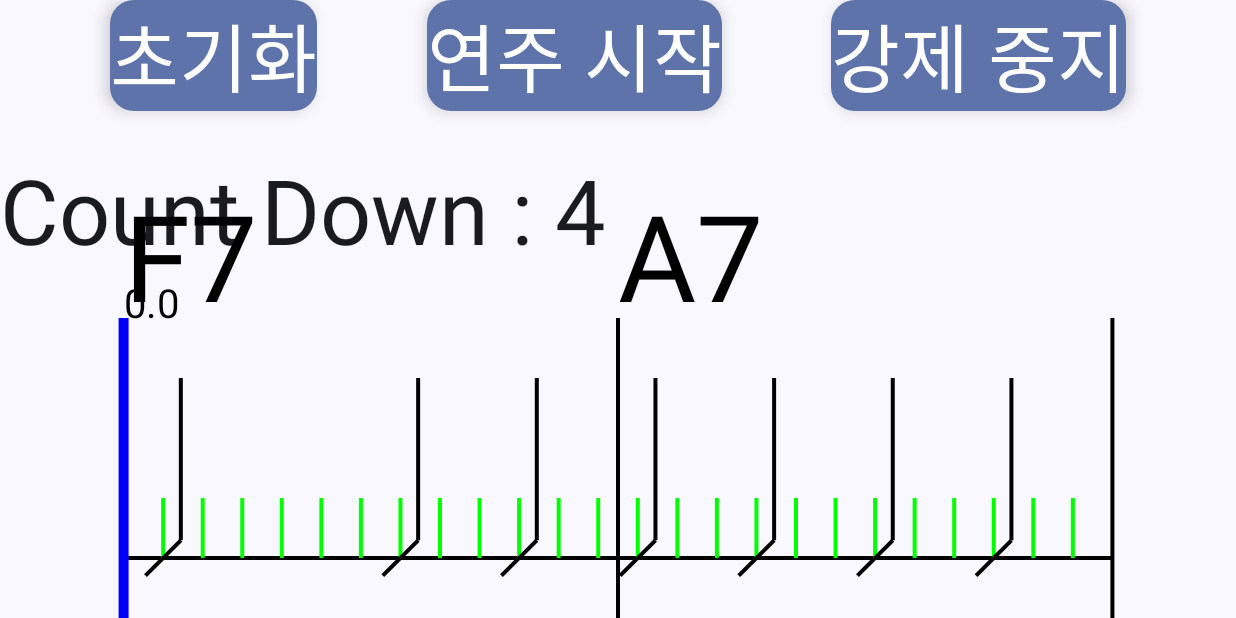
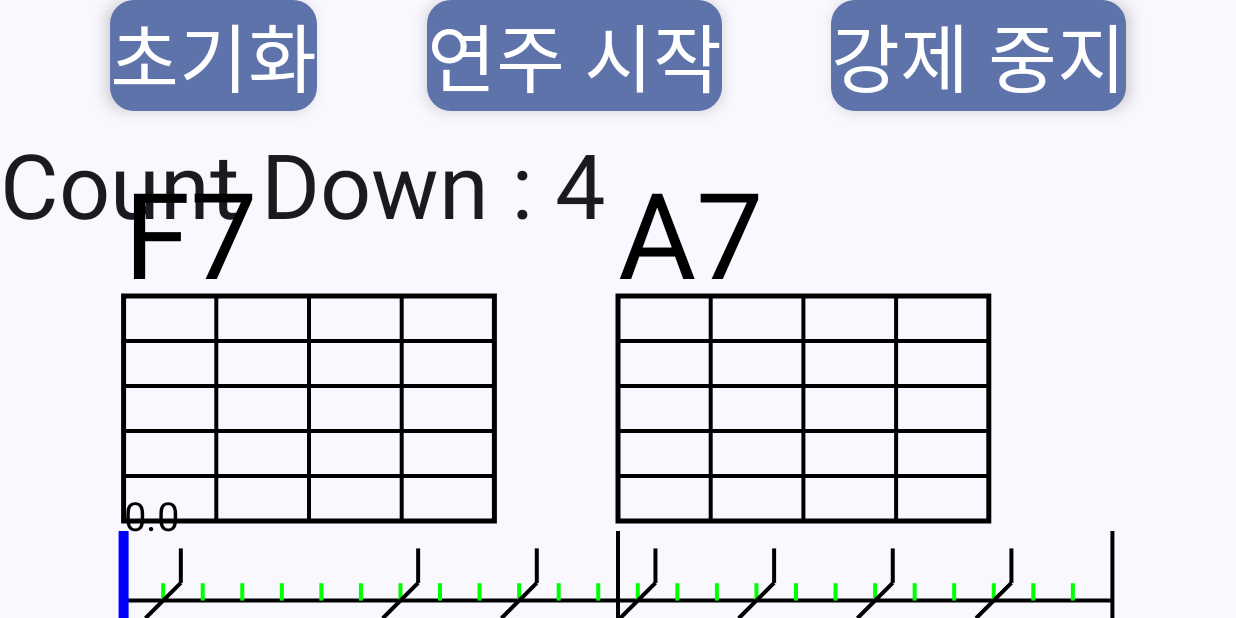
Before and after one commit to sorongosdev/GuitarApp, an Android app built with Jetpack Compose: the screen it shows after launch (MainActivity), on a phone screen of 824 x 412 dp (held sideways). Run offline under Robolectric (Android 15) with nearby library versions, the phone set to English and light mode, and no system bars; libraries missing offline, so code that uses them is left out: com.chaquo.python; 1 statement that could not run was skipped.

Commit message:
타브 악보 배경 그리기

```diff
--- a/app/src/main/java/com/example/tarsos_example/CanvasDraw.kt
+++ b/app/src/main/java/com/example/tarsos_example/CanvasDraw.kt
@@ -9,7 +9,10 @@ import androidx.compose.runtime.Composable
 import androidx.compose.runtime.collectAsState
 import androidx.compose.ui.Modifier
 import androidx.compose.ui.geometry.Offset
+import androidx.compose.ui.geometry.Size
 import androidx.compose.ui.graphics.Color
+import androidx.compose.ui.graphics.Paint
+import androidx.compose.ui.graphics.PaintingStyle
 import androidx.compose.ui.graphics.drawscope.Stroke
 import androidx.compose.ui.graphics.drawscope.drawIntoCanvas
 import androidx.compose.ui.graphics.nativeCanvas
@@ -77,6 +80,7 @@ fun DrawDiv(modifier: Modifier = Modifier) {
     }
 }
 
+/**악보를 그려주는 함수*/
 @Composable
 fun NewDrawNotes(viewModel: MyViewModel, modifier: Modifier = Modifier) {
     val countDownSecondState = viewModel.countDownSecond.collectAsState() // 초
@@ -151,7 +155,7 @@ fun NewDrawNotes(viewModel: MyViewModel, modifier: Modifier = Modifier) {
     }
 }
 
-/**사용자에게 코드를 보여주는 함수*/
+/**코드 텍스트를 보여주는 함수*/
 @Composable
 fun ShowChords(viewModel: MyViewModel, modifier: Modifier) {
     val countDownSecondState = viewModel.countDownSecond.collectAsState() // 초
@@ -193,60 +197,136 @@ fun ShowChords(viewModel: MyViewModel, modifier: Modifier) {
     }
 }
 
-/**피드백 노트를 받아와 화면에 빨간색으로 보여주는 함수*/
+/**타브 악보 그리는 함수*/
 @Composable
-fun DrawFeedBackNotes(feedbackNoteList: List<Int>?, modifier: Modifier) {
-    val feedbackChunkCnt = WavConsts.FEEDBACK_CHUNK_CNT
-    val halfFeedbackChunkCnt = feedbackChunkCnt / 2
-    if (!feedbackNoteList.isNullOrEmpty()) {
+fun ShowTabNote(viewModel: MyViewModel, modifier: Modifier) {
+    val shownChordState1 = viewModel.shownChord1.collectAsState() // 마디1에 보여주는 코드
+    val shownChordState2 = viewModel.shownChord2.collectAsState() // 마디2에 보여주는 코드
+
     Canvas(modifier = modifier) {
         val startX_measure1 = 1 * (size.width / 10) // 첫번째 마디 시작점
         val startX_measure2 = 5 * (size.width / 10) // 두번째 마디 시작점
-            val measure_width = 4 * (size.width / 10) // 한 마디 넓이
-            val startY_tail = size.height * 1 / 5 // 꼬리가 시작되는 Y지점
-            val endY_tail = size.height * 4 / 5 // 꼬리가 끝나는 Y지점
-            val centerY = size.height * 4 / 5 // 선의 중심점
-            val lineLength = sqrt(2f) * 25f // 45도 각도에서의 선 길이, 대각선 길이 계산
+        val tab_width = 3 * (size.width / 10) // 타브 악보 넓이
+        val tab_height = size.height // 타브 악보 높이
 
-            var startX = startX_measure1
-            var xOffset = startX + (halfFeedbackChunkCnt + 1)
+        val startY = 0f // 시작되는 Y지점
+        val endY = size.height // 끝나는 Y지점
 
-            for (i in 1..feedbackChunkCnt) {
-                if (i <= (halfFeedbackChunkCnt)) { // 마디1 인덱스 설정
-                    startX = startX_measure1
-                    xOffset = startX + i * (measure_width / (halfFeedbackChunkCnt + 1))
+        // 첫 번째 마디에 대한 사각형 그리기
+        drawRect(
+            color = Color.Black,
+            topLeft = Offset(startX_measure1, startY),
+            size = Size(tab_width, endY),
+            style = Stroke(width = 5f)
+        )
+        /**================================================================================마디1 세로줄*/
+        // 마디1 라인1
+        drawLine(
+            color = Color.Black,
+            start = Offset(x = (startX_measure1 + 0.25 * tab_width).toFloat(), y = startY),
+            end = Offset(x = (startX_measure1 + 0.25 * tab_width).toFloat(), y = endY),
+            strokeWidth = Stroke.DefaultMiter
+        )
+        // 마디1 라인2
+        drawLine(
+            color = Color.Black,
+            start = Offset(x = (startX_measure1 + 0.5 * tab_width).toFloat(), y = startY),
+            end = Offset(x = (startX_measure1 + 0.5 * tab_width).toFloat(), y = endY),
+            strokeWidth = Stroke.DefaultMiter
+        )
+        // 마디1 라인3
+        drawLine(
+            color = Color.Black,
+            start = Offset(x = (startX_measure1 + 0.75 * tab_width).toFloat(), y = startY),
+            end = Offset(x = (startX_measure1 + 0.75 * tab_width).toFloat(), y = endY),
+            strokeWidth = Stroke.DefaultMiter
+        )
+        /**====================================================================================*/
+        /**================================================================================마디1 가로줄*/
+        drawLine(
+            color = Color.Black,
+            start = Offset(x = startX_measure1, y = (startY + (1.0/5.0) * tab_height).toFloat()),
+            end = Offset(x = startX_measure1 + tab_width, y = (startY + (1.0/5.0) * tab_height).toFloat()),
+            strokeWidth = Stroke.DefaultMiter
+        )
+        drawLine(
+            color = Color.Black,
+            start = Offset(x = startX_measure1, y = (startY + (2.0/5.0) * tab_height).toFloat()),
+            end = Offset(x = startX_measure1 + tab_width, y = (startY + (2.0/5.0) * tab_height).toFloat()),
+            strokeWidth = Stroke.DefaultMiter
+        )
+        drawLine(
+            color = Color.Black,
+            start = Offset(x = startX_measure1, y = (startY + (3.0/5.0) * tab_height).toFloat()),
+            end = Offset(x = startX_measure1 + tab_width, y = (startY + (3.0/5.0) * tab_height).toFloat()),
+            strokeWidth = Stroke.DefaultMiter
+        )
+        drawLine(
+            color = Color.Black,
+            start = Offset(x = startX_measure1, y = (startY + (4.0/5.0) * tab_height).toFloat()),
+            end = Offset(x = startX_measure1 + tab_width, y = (startY + (4.0/5.0) * tab_height).toFloat()),
+            strokeWidth = Stroke.DefaultMiter
+        )
+        /**====================================================================================*/
 
-                } else { // 마디2 X인덱스 설정
-                    startX = startX_measure2
-                    xOffset = startX + (i - halfFeedbackChunkCnt) * (measure_width / (halfFeedbackChunkCnt + 1))
-                }
-
-                if (feedbackNoteList[i] != 0) { // 첫번째 마디 그리기
+        /**============================================================ 두 번째 마디에 대한 사각형 그리기*/
+        drawRect(
+            color = Color.Black,
+            topLeft = Offset(startX_measure2, startY),
+            size = Size(tab_width, endY),
+            style = Stroke(width = 5f)
+        )
+        /**=======================================================================마디2 세로줄*/
+        // 마디2 라인1
         drawLine(
-                        color = Color.Red,
-                        start = Offset(x = xOffset + lineLength / 2, y = startY_tail),
-                        end = Offset(x = xOffset + lineLength / 2, y = endY_tail - lineLength / 2),
-                        strokeWidth = 10f
+            color = Color.Black,
+            start = Offset(x = (startX_measure2 + 0.25 * tab_width).toFloat(), y = startY),
+            end = Offset(x = (startX_measure2 + 0.25 * tab_width).toFloat(), y = endY),
+            strokeWidth = Stroke.DefaultMiter
         )
-
-                    // 45도 기울인 선을 그리기 위한 시작점과 끝점 계산
-                    val start = Offset(x = xOffset - lineLength / 2, y = centerY + lineLength / 2)
-                    val end = Offset(x = xOffset + lineLength / 2, y = centerY - lineLength / 2)
+        // 마디1 라인2
         drawLine(
-                        color = Color.Red,
-                        start = start,
-                        end = end,
-                        strokeWidth = 10f
+            color = Color.Black,
+            start = Offset(x = (startX_measure2 + 0.5 * tab_width).toFloat(), y = startY),
+            end = Offset(x = (startX_measure2 + 0.5 * tab_width).toFloat(), y = endY),
+            strokeWidth = Stroke.DefaultMiter
+        )
+        // 마디1 라인3
+        drawLine(
+            color = Color.Black,
+            start = Offset(x = (startX_measure2 + 0.75 * tab_width).toFloat(), y = startY),
+            end = Offset(x = (startX_measure2 + 0.75 * tab_width).toFloat(), y = endY),
+            strokeWidth = Stroke.DefaultMiter
+        )
+        /**============================================================================마디2 가로줄*/
+        drawLine(
+            color = Color.Black,
+            start = Offset(x = startX_measure2, y = (startY + (1.0/5.0) * tab_height).toFloat()),
+            end = Offset(x = startX_measure2 + tab_width, y = (startY + (1.0/5.0) * tab_height).toFloat()),
+            strokeWidth = Stroke.DefaultMiter
+        )
+        drawLine(
+            color = Color.Black,
+            start = Offset(x = startX_measure2, y = (startY + (2.0/5.0) * tab_height).toFloat()),
+            end = Offset(x = startX_measure2 + tab_width, y = (startY + (2.0/5.0) * tab_height).toFloat()),
+            strokeWidth = Stroke.DefaultMiter
+        )
+        drawLine(
+            color = Color.Black,
+            start = Offset(x = startX_measure2, y = (startY + (3.0/5.0) * tab_height).toFloat()),
+            end = Offset(x = startX_measure2 + tab_width, y = (startY + (3.0/5.0) * tab_height).toFloat()),
+            strokeWidth = Stroke.DefaultMiter
+        )
+        drawLine(
+            color = Color.Black,
+            start = Offset(x = startX_measure2, y = (startY + (4.0/5.0) * tab_height).toFloat()),
+            end = Offset(x = startX_measure2 + tab_width, y = (startY + (4.0/5.0) * tab_height).toFloat()),
+            strokeWidth = Stroke.DefaultMiter
         )
     }
 }
 
-
-        }
-    }
-}
 /**피드백리스트와 정답리스트를 기반으로 다시 노트를 그림*/
-
 @Composable
 fun DrawPaintNotes(paintNoteList: List<Int>?, modifier: Modifier) {
     val feedbackChunkCnt = WavConsts.FEEDBACK_CHUNK_CNT
@@ -267,11 +347,12 @@ fun DrawPaintNotes(paintNoteList: List<Int>?, modifier: Modifier) {
             for (i in 0..feedbackChunkCnt) { // 0~72
                 if (i <= (halfFeedbackChunkCnt)) { // 마디1 인덱스 설정
                     startX = startX_measure1
-                    xOffset = startX + (i+3) * (measure_width / (halfFeedbackChunkCnt + 1))
+                    xOffset = startX + (i + 3) * (measure_width / (halfFeedbackChunkCnt + 1))
 
                 } else { // 마디2 X인덱스 설정
                     startX = startX_measure2
-                    xOffset = (startX + ((i+1.5) - halfFeedbackChunkCnt) * (measure_width / (halfFeedbackChunkCnt + 1))).toFloat()
+                    xOffset =
+                        (startX + ((i + 1.5) - halfFeedbackChunkCnt) * (measure_width / (halfFeedbackChunkCnt + 1))).toFloat()
                 }
 
                 val selected_color = AnswerTypes.answerCodeMap[paintNoteList[i]]
@@ -285,7 +366,10 @@ fun DrawPaintNotes(paintNoteList: List<Int>?, modifier: Modifier) {
                         drawLine(
                             color = selected_color,
                             start = Offset(x = xOffset + lineLength / 2, y = startY_tail),
-                            end = Offset(x = xOffset + lineLength / 2, y = endY_tail - lineLength / 2),
+                            end = Offset(
+                                x = xOffset + lineLength / 2,
+                                y = endY_tail - lineLength / 2
+                            ),
                             strokeWidth = selected_stroke
                         )
                     }
--- a/app/src/main/java/com/example/tarsos_example/MainActivity.kt
+++ b/app/src/main/java/com/example/tarsos_example/MainActivity.kt
@@ -1,12 +1,12 @@
 package com.example.tarsos_example
 
 import DrawDiv
-import DrawFeedBackNotes
 import DrawPaintNotes
 import DrawProcessBar
 import DrawSheet
 import NewDrawNotes
 import ShowChords
+import ShowTabNote
 import android.content.pm.PackageManager
 import android.os.Bundle
 import androidx.activity.ComponentActivity
@@ -137,7 +137,7 @@ class MainActivity : ComponentActivity() {
                     )
                 }
             }
-            Spacer(modifier = Modifier.fillMaxHeight(0.1f)) // 전체의 10% 공백
+            Spacer(modifier = Modifier.fillMaxHeight(0.05f)) // 전체의 10% 공백
 
             Text(
                 text = "Count Down : ${countDownSecond.value}",
@@ -151,7 +151,14 @@ class MainActivity : ComponentActivity() {
                 modifier = Modifier
                     .fillMaxWidth()
             )
-            Spacer(modifier = Modifier.fillMaxHeight(0.05f)) // 전체의 30% 공백
+            Spacer(modifier = Modifier.fillMaxHeight(0.05f))
+            ShowTabNote(
+                viewModel = viewModel,
+                modifier = Modifier
+                    .fillMaxWidth()
+                    .height(150.dp)
+            )
+            Spacer(modifier = Modifier.fillMaxHeight(0.1f)) // 전체의 30% 공백
 
             // Box를 사용하여 DrawSheet와 DrawNotes를 겹치게 함, 표출 악보
             Box(
```
Lines whose indentation alone changed are shown as unchanged.
